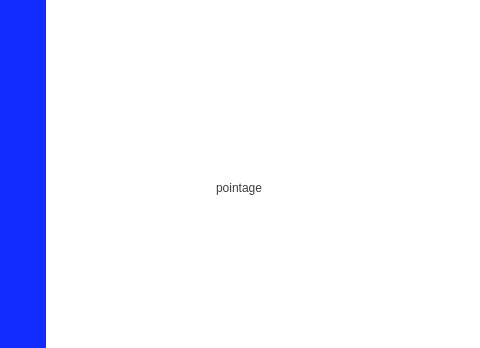
First picture: the form in ui/mainwindow.ui, repository eliphanio/Gestion-d-employer-et-de-paie, before the edit; both pictures show x 159 to 639 and y 0 to 348 of the 869 by 430 pixel window.
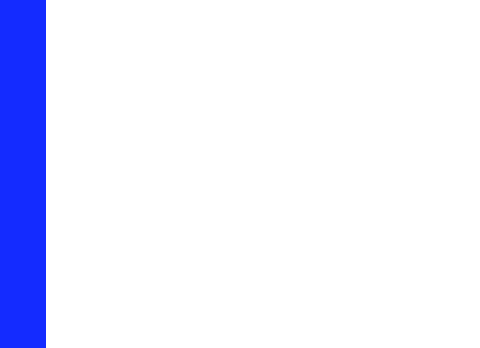
Second picture: the form after the edit. The open tabs and pages were chosen to show the change. Icons and pictures are not drawn.

```diff
--- a/ui/mainwindow.ui
+++ b/ui/mainwindow.ui
@@ -620,21 +620,7 @@
           </property>
          </widget>
         </widget>
-        <widget class="QWidget" name="pointagePage">
-         <widget class="QLabel" name="label_4">
-          <property name="geometry">
-           <rect>
-            <x>170</x>
-            <y>180</y>
-            <width>49</width>
-            <height>16</height>
-           </rect>
-          </property>
-          <property name="text">
-           <string>pointage</string>
-          </property>
-         </widget>
-        </widget>
+        <widget class="QWidget" name="pointagePage"/>
         <widget class="QWidget" name="paiePage">
          <widget class="QLabel" name="label_5">
           <property name="geometry">
```
Left out of the diff: 2 changed lines with no effect on the pictures.
